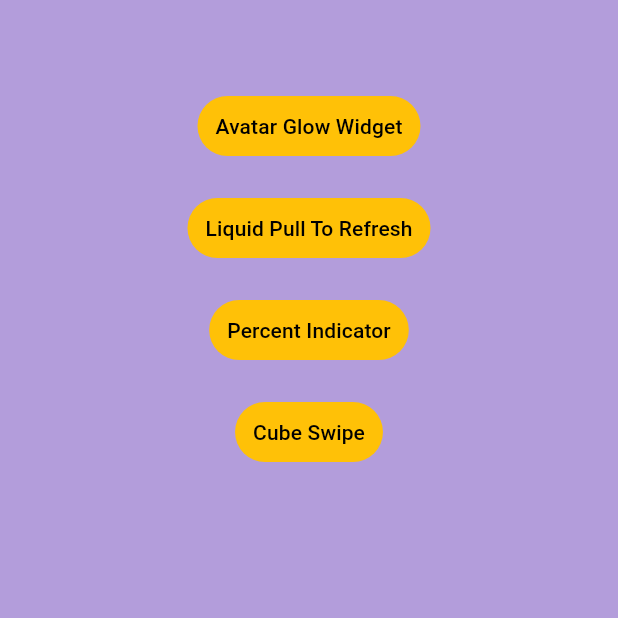
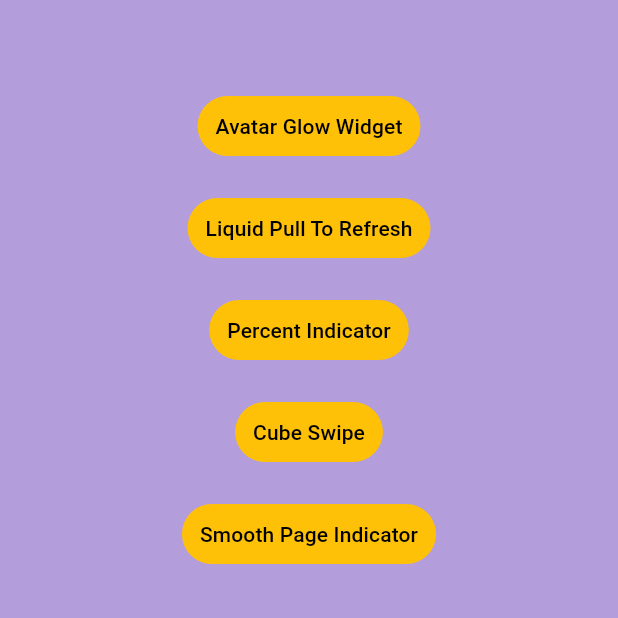
Before and after one commit to shobhitmh/flutter_advance_widgets, a Flutter app: the screen it shows after launch, on a phone screen of 412 x 824 dp, the top half of it. Run offline on Flutter 3.47's test engine with Material 3 defaults, Android fonts, the phone set to English and light mode, and no system bars; our stand-ins replace avatar_glow, liquid_pull_to_refresh, percent_indicator, smooth_page_indicator; missing offline and left inert: flutter_carousel_slider.

Commit message:
Smooth Page Indicator

```diff
--- a/lib/main.dart
+++ b/lib/main.dart
@@ -3,6 +3,7 @@ import 'package:flutter_fancy_widgets_ui/widgets/avatarglow.dart';
 import 'package:flutter_fancy_widgets_ui/widgets/cubeswipe.dart';
 import 'package:flutter_fancy_widgets_ui/widgets/homepage.dart';
 import 'package:flutter_fancy_widgets_ui/widgets/liquidpullrefresh.dart';
+import 'package:flutter_fancy_widgets_ui/widgets/pageindicator.dart';
 import 'package:flutter_fancy_widgets_ui/widgets/percenyindicator.dart';
 
 void main() {
@@ -17,9 +18,10 @@ class Myapp extends StatelessWidget {
     return MaterialApp(
       routes: {
         '/avatarglow': (context) => const avatarglowwidget(),
-        '/lpull': (context) => const lpull(),
-        '/percentindi': (context) => const perdentindi(),
-        '/cubeswipe': (context) => const cubeswipe()
+        '/lpull': (context) => lpull(),
+        '/percentindi': (context) => perdentindi(),
+        '/cubeswipe': (context) => cubeswipe(),
+        '/pageindi': (context) => pageindi(),
       },
       debugShowCheckedModeBanner: false,
       title: 'fancy flutter widgets UI Learning',
--- a/lib/widgets/homepage.dart
+++ b/lib/widgets/homepage.dart
@@ -89,6 +89,26 @@ class homepahe extends StatelessWidget {
                               MaterialStateProperty.all(Colors.amber),
                         )),
                   ],
+                ),
+                SizedBox(
+                  height: 20,
+                ),
+                Row(
+                  mainAxisAlignment: MainAxisAlignment.center,
+                  children: [
+                    TextButton(
+                        onPressed: () {
+                          Navigator.pushNamed(context, '/pageindi');
+                        },
+                        child: Text(
+                          'Smooth Page Indicator',
+                          style: TextStyle(color: Colors.black),
+                        ),
+                        style: ButtonStyle(
+                          backgroundColor:
+                              MaterialStateProperty.all(Colors.amber),
+                        )),
+                  ],
                 )
               ],
             ),
--- a/pubspec.yaml
+++ b/pubspec.yaml
@@ -39,6 +39,7 @@ dependencies:
   liquid_pull_to_refresh: ^3.0.1
   percent_indicator: ^4.2.3
   flutter_carousel_slider: ^1.1.0
+  smooth_page_indicator: ^1.1.0
 
 dev_dependencies:
   flutter_test:
```
Also changed, not shown: lib/widgets/pageindicator.dart (added, +48 -0 lines), pubspec.lock.
